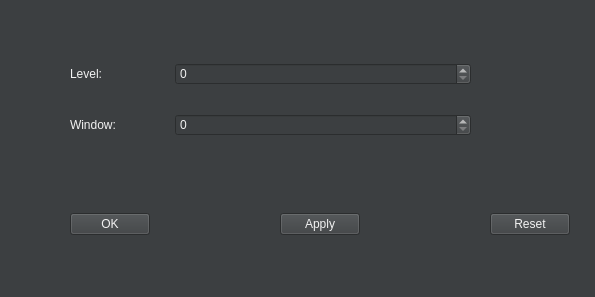
Above: contrast.ui from Grozta/MedViewer before the change. Below: the same form after it.
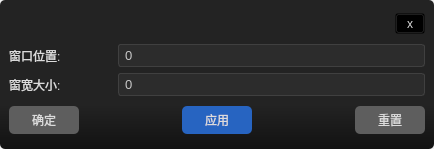
That is the form after the change. Icons and pictures are not drawn.

Diff of the .ui file:
```diff
--- a/contrast.ui
+++ b/contrast.ui
@@ -6,108 +6,509 @@
    <rect>
     <x>0</x>
     <y>0</y>
-    <width>595</width>
-    <height>297</height>
+    <width>434</width>
+    <height>149</height>
    </rect>
   </property>
   <property name="windowTitle">
    <string>Widget</string>
   </property>
   <property name="styleSheet">
-   <string notr="true">background-color:#3c3f41;
-color: #f2f2f2</string>
+   <string notr="true">
+/*------------------------------------全局样式-----------------------------------------*/
+QWidget{font: 12px;color:#DCDCDC;font-family:'微软雅黑';}
+QFrame{border-radius:5px;}
+/*QScrollBar*/
+QScrollArea{border:none}
+QScrollBar{border:none;background:transparent;}
+QScrollBar::add-page,QScrollBar::sub-page{background:transparent;}
+QScrollBar::add-line,QScrollBar::sub-line { background: none; }
+QScrollBar::handle{ background:rgba(91, 100, 116, 0.5); border-radius: 3px; width:3px}
+QScrollBar:vertical{width:7px;padding-left:2px;padding-right:2px;}
+QScrollBar:horizontal{height:7px;padding-top:2px;padding-bottom:2px;}
+
+/*QTabWidget*/
+QTabWidget::pane{border:1px solid #1b1b1b;background:#1b1b1b;}
+
+QTabBar::tab{		
+	width:84px;					
+	height:25;
+	font: 16px;
+	color:#DCDCDC; 					
+	margin-top:0px; 			
+	margin-right:5px;
+	margin-left:5px;
+	background:#1b1b1b;
+
+}
+
+QTabBar::tab:first:!selected {
+
+	/*border-image: url(:/common/images/common/左_normal.png);*/
+}
+QTabBar::tab:selected {
+	color:#2764c1; 	
+	border:2px solid;
+	border-top:0px;
+	border-right:0px;
+	border-left:0px;
+	border-bottom-color:#2764c1;
+}
+QTabWidget::tab-bar {
+alignment: left;
+} 
+/*QTabWidget::pane{background:transparent;}*/
+/*QStackedWidget*/
+
+/*QToolButton*/
+QToolButton
+{background:rgba(0,0,0,0); }
+QToolButton:hover
+{border:1px solid;border-top:0px;border-right:0px;border-left:0px;border-bottom-color:#2764c1;background:rgba(151,151,151,0.05);}
+/*QPushButton*/
+QPushButton
+{background:#5E5E5E;border-radius:5px; }
+QPushButton:hover
+{border:1px solid #2764c1;}
+/*QMenu*/
+QMenu {
+    background-color:qlineargradient(spread:pad,x1:0, y1:0, x2:0, y2:1,stop:0.7 #1a1d23,stop:1 #1a1d23);
+	border:1px solid #282c34;
+	border-radius:8px;
+	padding-left:2px;
+}
+QMenu::item {
+    font-size:8pt;
+    color: #DCDCDC;
+    background-color:transparent;;
+    padding-right: 2px;
+    margin: 2px 1px;
+}
+QMenu::item:selected {
+    border:1px ridge #259bd9;
+	border-radius:2px;
+}
+QMenu::icon:checked {
+    background:#259bd9;
+    position: absolute;
+    top: 1px;
+    right: 1px;
+    bottom: 1px;
+    left: 1px;
+}
+QMenu::icon:checked:selected {
+    background-color : #259bd9;
+    background-image: url(:/space_selected.png);
+}
+QListWidget
+{
+	background-color:transparent;   
+	font-size:12px;
+    color: #f2f2f2;
+}
+/*
+tabelwidget*/
+QTableWidget{
+color:#DCDCDC;
+background-color:qlineargradient(spread:pad,x1:0, y1:0, x2:0, y2:1,stop:0 #232323,stop:1 #121212 );
+border:1px solid #242424;
+}
+QTableWidget::Item{border:0px solid rgb(255,0,0);border-bottom:1px solid #242424;}
+
+/*选中item*/
+QTableWidget::item:selected{
+color:#DCDCDC;
+background:qlineargradient(spread:pad,x1:0,y1:0,x2:0,y2:1,stop:0 #484848,stop:1 #383838);
+}
+
+/*
+悬浮item*/
+QTableWidget::item:hover{
+background:rgba(0,0,0,0);
+}
+/*表头*/
+QHeaderView::section{
+text-align:center;
+background:#5E5E5E;
+padding:3px;
+margin:0px;
+color:#DCDCDC;
+border:1px solid #242424;
+border-left-width:0;
+}
+/*QLineEdit*/
+QLineEdit {
+	border: 1px solid #A0A0A0; /* 边框宽度为1px，颜色为#A0A0A0 */
+	border-radius: 3px; /* 边框圆角 */
+	padding-left: 5px; /* 文本距离左边界有5px */
+	background-color: transparent; /* 背景颜色 */
+	color: #DCDCDC; /* 文本颜色 */
+	selection-background-color: #A0A0A0; /* 选中文本的背景颜色 */
+	selection-color: #F2F2F2; /* 选中文本的颜色 */
+	font-family: &quot;Microsoft YaHei&quot;; /* 文本字体族 */
+	font-size: 10pt; /* 文本字体大小 */
+}
+
+/*horizontal ：水平QSlider*/
+QSlider::groove:horizontal {
+border: 0px solid #bbb;
+}
+
+/*1.滑动过的槽设计参数*/
+QSlider::sub-page:horizontal {
+ /*槽颜色*/
+background: #2764c1;
+ /*外环区域倒圆角度*/
+border-radius: 2px;
+ /*上遮住区域高度*/
+margin-top:8px;
+ /*下遮住区域高度*/
+margin-bottom:8px;
+/*width在这里无效，不写即可*/
+}
+
+/*2.未滑动过的槽设计参数*/
+QSlider::add-page:horizontal {
+/*槽颜色*/
+background: #5E5E5E;
+/*外环大小0px就是不显示，默认也是0*/
+border: 0px solid #777;
+/*外环区域倒圆角度*/
+border-radius: 2px;
+ /*上遮住区域高度*/
+margin-top:9px;
+ /*下遮住区域高度*/
+margin-bottom:9px;
+}
+ 
+/*3.平时滑动的滑块设计参数*/
+QSlider::handle:horizontal {
+/*滑块颜色*/
+background: rgb(193,204,208);
+/*滑块的宽度*/
+width: 5px;
+/*滑块外环为1px，再加颜色*/
+border: 1px solid rgb(193,204,208);
+ /*滑块外环倒圆角度*/
+border-radius: 2px; 
+ /*上遮住区域高度*/
+margin-top:6px;
+ /*下遮住区域高度*/
+margin-bottom:6px;
+}
+
+/*4.手动拉动时显示的滑块设计参数*/
+QSlider::handle:horizontal:hover {
+/*滑块颜色*/
+background: rgb(193,204,208);
+/*滑块的宽度*/
+width: 10px;
+/*滑块外环为1px，再加颜色*/
+border: 1px solid rgb(193,204,208);
+ /*滑块外环倒圆角度*/
+border-radius: 5px; 
+ /*上遮住区域高度*/
+margin-top:4px;
+ /*下遮住区域高度*/
+margin-bottom:4px;
+}
+/*QGroupBox*/
+QGroupBox {
+    /* 背景渐变色*/
+    background-color:qlineargradient(spread:pad,x1:0, y1:0, x2:0, y2:1,stop:0 #232323,stop:1 #121212 );
+    /* 边框 */
+    border: 1px solid #5E5E5E;
+
+    /* 倒角 */
+    border-radius: 5px;
+padding: -16 6px 0 6px;
+
+    /* 就像墙上挂着的两个相框,margin指的是相框与相框的距离
+       padding指的是每个相框里照片与相框边框的距离*/
+    margin-top: 8px; 
+}
+/* 标题设置 */
+QGroupBox::title {
+    /* 位置 */
+    subcontrol-origin: margin;
+    subcontrol-position: top left;
+	left:10px; /* //线的偏离度 */
+	margin-left: 0px;
+	padding:0 1px;/* //文字在方框中位置的偏离度 */
+    /* 内边框,上下和左右
+    /* padding: 30px 15px; */
+
+    /* 颜色 
+    background-color: qlineargradient(x1: 0, y1: 0, x2: 0, y2: 1,
+                                      stop: 0 #FF0ECE, stop: 1 #FFFFFF);*/
+}
+
+QSplitter::handle {
+	/*image:url(:/images/444.bmp);*/
+	border-radius: 3px;
+}
+QSplitter::handle:hover {
+	/*image:url(:/images/444.bmp);*/
+	background-color:rgba(70,130,180,0.3);
+	border-radius: 3px;
+}
+
+QSplitter::handle:horizontal {
+	
+	width:5px;
+}
+
+QSplitter::handle:vertical {
+	
+	width:5px;
+}
+
+QSplitter::handle:pressed {
+	
+	background-color:rgba(70,130,180,0.1);
+ 	border-radius: 3px;
+}
+QSpinBox {
+    padding-top: 2px;
+    padding-bottom: 2px;
+	padding-left: 4px;
+    padding-right: 15px;
+    border: 1px solid rgb(64,64,64);
+    border-radius: 3px;
+	color: rgb(200,200,200);
+    background-color: rgb(44,44,44);
+	selection-color: rgb(235,235,235);
+	selection-background-color: rgb(83,121,180);
+	font-family: &quot;Microsoft Yahei&quot;;
+	font-size: 10pt;
+}
+
+QSpinBox:hover {
+    background-color: rgb(59,59,59);
+}
+
+QSpinBox::up-button { /* 向上按钮 */
+	subcontrol-origin: border; /* 起始位置 */
+	subcontrol-position: top right; /* 居于右上角 */
+	border: none;
+	width: 12px;
+	margin-top: 2px;
+	margin-right: 1px;
+	margin-bottom: 0px;
+}
+
+QSpinBox::up-button:hover {
+	border: none;
+}
+
+QSpinBox::up-arrow { /* 向上箭头，图片大小为8x8 */
+	image: url(resources/btn_spin_up.png);
+}
+
+QSpinBox::up-arrow:hover {
+	image: url(resources/btn_spin_up_hover.png);
+}
+
+QSpinBox::up-arrow:disabled, QSpinBox::up-arrow:off {
+	image: url(resources/btn_spin_up_disable.png);
+}
+
+QSpinBox::down-button { /* 向下按钮 */
+	subcontrol-origin: border;
+	subcontrol-position: bottom right;
+	border: none;
+	width: 12px;
+	margin-top: 0px;
+	margin-right: 1px;
+	margin-bottom: 2px;
+}
+
+QSpinBox::down-button:hover {
+	border: none;
+}
+
+QSpinBox::down-arrow { /* 向下箭头 */
+	image: url(resources/btn_spin_down.png);
+}
+
+QSpinBox::down-arrow:hover {
+	image: url(resources/btn_spin_down_hover.png);
+}
+
+QSpinBox::down-arrow:disabled, QSpinBox::down-arrow:off {
+	image: url(resources/btn_spin_down_disable.png);
+}
+/*--------------------------------------特征样式---------------------------------------*/
+#windowTitel #label_version{font:7pt;}
+#widget{background-color:qlineargradient(spread:pad,x1:0, y1:0, x2:0, y2:1,stop:0.7 #232323,stop:1 #121212 );border-radius:5px;}
+#apply_pushButton{background:#2764c1;color:#DCDCDC;}
+#apply_pushButton:hover{background:#4e9cd5;}</string>
   </property>
-  <widget class="QWidget" name="layoutWidget">
-   <property name="geometry">
-    <rect>
-     <x>70</x>
-     <y>200</y>
-     <width>500</width>
-     <height>48</height>
-    </rect>
+  <layout class="QVBoxLayout" name="verticalLayout">
+   <property name="spacing">
+    <number>0</number>
    </property>
-   <layout class="QHBoxLayout" name="horizontalLayout">
-    <item>
-     <widget class="QPushButton" name="ok_pushButton">
-      <property name="text">
-       <string>OK</string>
-      </property>
-     </widget>
-    </item>
-    <item>
-     <spacer name="horizontalSpacer_2">
-      <property name="orientation">
-       <enum>Qt::Horizontal</enum>
-      </property>
-      <property name="sizeHint" stdset="0">
-       <size>
-        <width>218</width>
-        <height>22</height>
-       </size>
-      </property>
-     </spacer>
-    </item>
-    <item>
-     <widget class="QPushButton" name="apply_pushButton">
-      <property name="text">
-       <string>Apply</string>
-      </property>
-     </widget>
-    </item>
-    <item>
-     <spacer name="horizontalSpacer">
-      <property name="orientation">
-       <enum>Qt::Horizontal</enum>
-      </property>
-      <property name="sizeHint" stdset="0">
-       <size>
-        <width>218</width>
-        <height>22</height>
-       </size>
-      </property>
-     </spacer>
-    </item>
-    <item>
-     <widget class="QPushButton" name="reset_pushButton">
-      <property name="text">
-       <string>Reset</string>
-      </property>
-     </widget>
-    </item>
-   </layout>
-  </widget>
-  <widget class="QWidget" name="layoutWidget">
-   <property name="geometry">
-    <rect>
-     <x>70</x>
-     <y>40</y>
-     <width>401</width>
-     <height>121</height>
-    </rect>
+   <property name="leftMargin">
+    <number>0</number>
    </property>
-   <layout class="QGridLayout" name="gridLayout" columnstretch="1,3">
-    <item row="1" column="1">
-     <widget class="QSpinBox" name="window_spinBox"/>
-    </item>
-    <item row="0" column="1">
-     <widget class="QSpinBox" name="level_spinBox"/>
-    </item>
-    <item row="1" column="0">
-     <widget class="QLabel" name="label_2">
-      <property name="text">
-       <string>Window: </string>
+   <property name="topMargin">
+    <number>0</number>
+   </property>
+   <property name="rightMargin">
+    <number>0</number>
+   </property>
+   <property name="bottomMargin">
+    <number>0</number>
+   </property>
+   <item>
+    <widget class="QWidget" name="widget" native="true">
+     <layout class="QVBoxLayout" name="verticalLayout_2" stretch="0,1,0">
+      <property name="leftMargin">
+       <number>9</number>
       </property>
-     </widget>
-    </item>
-    <item row="0" column="0">
-     <widget class="QLabel" name="label">
-      <property name="text">
-       <string>Level: </string>
+      <property name="topMargin">
+       <number>9</number>
       </property>
-     </widget>
-    </item>
-   </layout>
-  </widget>
+      <property name="rightMargin">
+       <number>9</number>
+      </property>
+      <item>
+       <layout class="QHBoxLayout" name="horizontalLayout_2">
+        <item>
+         <spacer name="horizontalSpacer_3">
+          <property name="orientation">
+           <enum>Qt::Horizontal</enum>
+          </property>
+          <property name="sizeHint" stdset="0">
+           <size>
+            <width>40</width>
+            <height>20</height>
+           </size>
+          </property>
+         </spacer>
+        </item>
+        <item>
+         <widget class="QToolButton" name="toolButton_close">
+          <property name="minimumSize">
+           <size>
+            <width>30</width>
+            <height>0</height>
+           </size>
+          </property>
+          <property name="maximumSize">
+           <size>
+            <width>30</width>
+            <height>16777215</height>
+           </size>
+          </property>
+          <property name="text">
+           <string>x</string>
+          </property>
+          <property name="icon">
+           <iconset>
+            <normaloff>resources/btn_close.png</normaloff>resources/btn_close.png</iconset>
+          </property>
+         </widget>
+        </item>
+       </layout>
+      </item>
+      <item>
+       <layout class="QGridLayout" name="gridLayout" columnstretch="1,3">
+        <item row="1" column="1">
+         <widget class="QSpinBox" name="window_spinBox"/>
+        </item>
+        <item row="0" column="1">
+         <widget class="QSpinBox" name="level_spinBox"/>
+        </item>
+        <item row="1" column="0">
+         <widget class="QLabel" name="label_2">
+          <property name="text">
+           <string>窗宽大小: </string>
+          </property>
+         </widget>
+        </item>
+        <item row="0" column="0">
+         <widget class="QLabel" name="label">
+          <property name="text">
+           <string>窗口位置: </string>
+          </property>
+         </widget>
+        </item>
+       </layout>
+      </item>
+      <item>
+       <layout class="QHBoxLayout" name="horizontalLayout">
+        <item>
+         <widget class="QPushButton" name="ok_pushButton">
+          <property name="minimumSize">
+           <size>
+            <width>70</width>
+            <height>28</height>
+           </size>
+          </property>
+          <property name="text">
+           <string>确定</string>
+          </property>
+         </widget>
+        </item>
+        <item>
+         <spacer name="horizontalSpacer_2">
+          <property name="orientation">
+           <enum>Qt::Horizontal</enum>
+          </property>
+          <property name="sizeHint" stdset="0">
+           <size>
+            <width>218</width>
+            <height>22</height>
+           </size>
+          </property>
+         </spacer>
+        </item>
+        <item>
+         <widget class="QPushButton" name="apply_pushButton">
+          <property name="minimumSize">
+           <size>
+            <width>70</width>
+            <height>28</height>
+           </size>
+          </property>
+          <property name="text">
+           <string>应用</string>
+          </property>
+         </widget>
+        </item>
+        <item>
+         <spacer name="horizontalSpacer">
+          <property name="orientation">
+           <enum>Qt::Horizontal</enum>
+          </property>
+          <property name="sizeHint" stdset="0">
+           <size>
+            <width>218</width>
+            <height>22</height>
+           </size>
+          </property>
+         </spacer>
+        </item>
+        <item>
+         <widget class="QPushButton" name="reset_pushButton">
+          <property name="minimumSize">
+           <size>
+            <width>70</width>
+            <height>28</height>
+           </size>
+          </property>
+          <property name="text">
+           <string>重置</string>
+          </property>
+         </widget>
+        </item>
+       </layout>
+      </item>
+     </layout>
+    </widget>
+   </item>
+  </layout>
  </widget>
  <tabstops>
   <tabstop>level_spinBox</tabstop>
```
